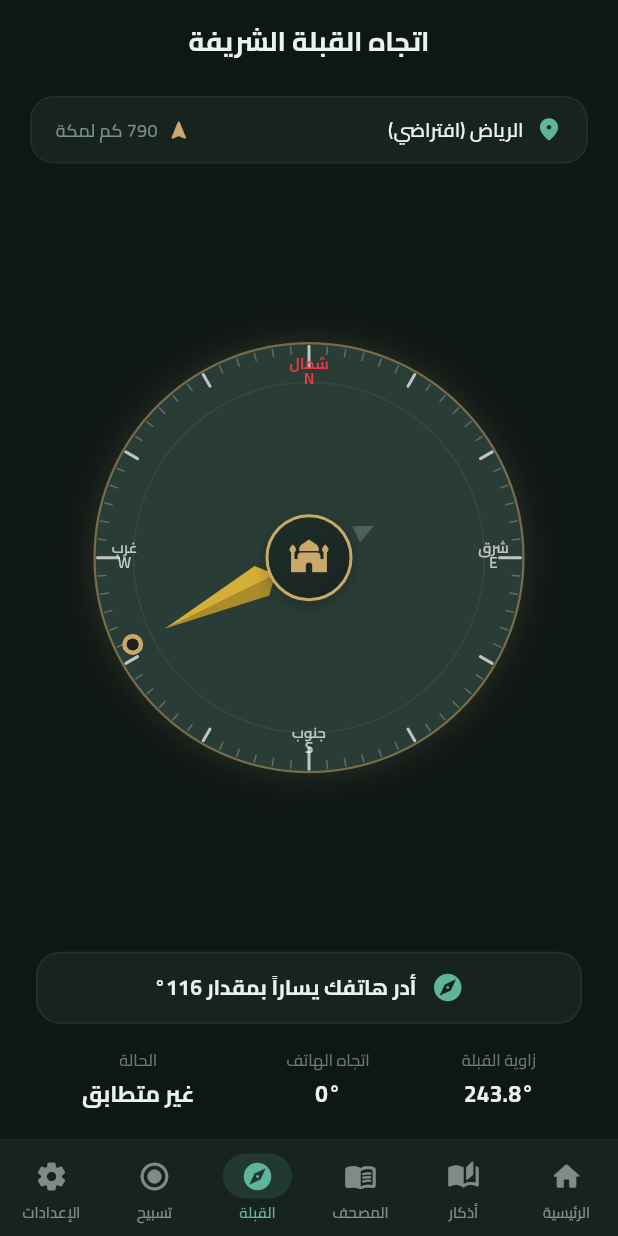
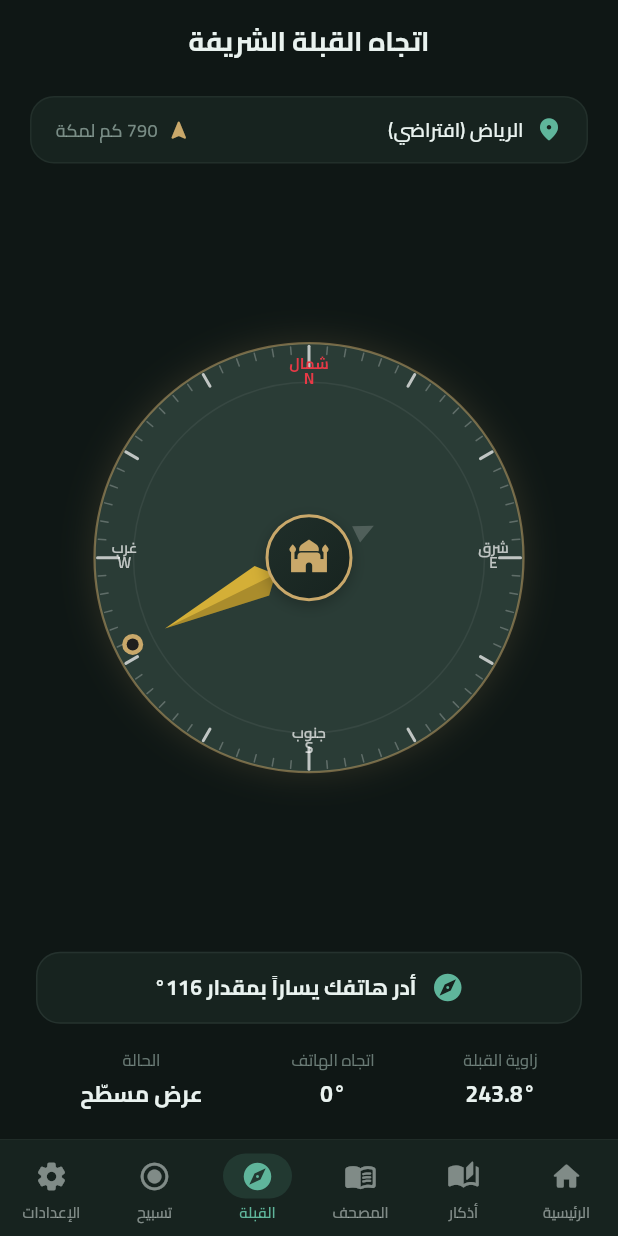
Before and after one commit to almhtrf111312/Sakina, a Flutter app: the SakinaShell screen opened directly, item 3 of the bottom bar chosen, on a phone screen of 412 x 824 dp. Run offline on Flutter 3.47's test engine with Material 3 defaults, Android fonts, the phone set to English and light mode, and no system bars; our stand-ins replace flutter_compass, flutter_local_notifications, flutter_riverpod, geolocator, permission_handler, shared_preferences and 1 more; accounts and stored records are empty; project files that could hold a hidden picture were left out.

Commit message:
Fix prayer, Azkar, Mushaf, compass and tasbih feedback (#18)

```diff
--- a/lib/features/home/widgets/hero_prayer_card.dart
+++ b/lib/features/home/widgets/hero_prayer_card.dart
@@ -4,7 +4,6 @@
 import 'dart:async';
 import 'package:flutter/material.dart';
 import 'package:flutter_riverpod/flutter_riverpod.dart';
-import 'package:intl/intl.dart' hide TextDirection;
 
 import '../../../core/theme/app_colors.dart';
 import '../../../core/utils/date_utils.dart';
@@ -183,9 +182,7 @@ class _LiveClockState extends ConsumerState<_LiveClock> {
     final settings = ref.watch(appSettingsProvider);
     final isDark = Theme.of(context).brightness == Brightness.dark;
     final primary = isDark ? AppColors.nightPrimary : AppColors.dayPrimary;
-    final sub = isDark ? AppColors.nightTextSecondary : AppColors.dayTextSecondary;
     String two(int n) => n.toString().padLeft(2, '0');
-    final date = DateFormat('EEEE، d MMMM yyyy', 'ar').format(_now);
     return Column(
       children: [
         Row(
@@ -217,8 +214,6 @@ class _LiveClockState extends ConsumerState<_LiveClock> {
             ),
           ],
         ),
-        Text(date,
-            style: TextStyle(fontFamily: 'Cairo', fontSize: 13, color: sub)),
       ],
     );
   }
--- a/lib/features/qibla/qibla_screen.dart
+++ b/lib/features/qibla/qibla_screen.dart
@@ -26,7 +26,8 @@ class _QiblaScreenState extends ConsumerState<QiblaScreen>
   StreamSubscription<CompassEvent>? _compassSubscription;
   StreamSubscription<dynamic>? _tiltSubscription;
   static const _tiltChannel = EventChannel('com.sakina.app/device_tilt');
-  double? _tiltDegrees;
+  bool _upright = false;
+  double? _uprightHeading;
 
   double _deviceHeading = 0.0;
   double _qiblaBearing = 135.0; // Default calculated bearing
@@ -53,11 +54,13 @@ class _QiblaScreenState extends ConsumerState<QiblaScreen>
       duration: const Duration(seconds: 3),
     );
     _headingController = AnimationController.unbounded(vsync: this);
-    _tiltSubscription = _tiltChannel.receiveBroadcastStream().listen((angle) {
-      if (mounted && angle is num && (_tiltDegrees == null ||
-          (angle.toDouble() - _tiltDegrees!).abs() > 3)) {
-        setState(() => _tiltDegrees = angle.toDouble());
-      }
+    _tiltSubscription = _tiltChannel.receiveBroadcastStream().listen((event) {
+      if (!mounted || event is! Map) return;
+      final tilt = (event['tilt'] as num?)?.toDouble();
+      _uprightHeading = (event['uprightHeading'] as num?)?.toDouble();
+      if (tilt == null) return;
+      final upright = _upright ? tilt < 35 : tilt < 25;
+      if (upright != _upright) setState(() => _upright = upright);
     }, onError: (_) {});
 
     _initLocationAndCompass();
@@ -154,7 +157,7 @@ class _QiblaScreenState extends ConsumerState<QiblaScreen>
       final nowMs = DateTime.now().millisecondsSinceEpoch;
       if (nowMs - _lastUiMs < 50) return;
 
-      final heading = event.heading;
+      final heading = (_upright ? _uprightHeading : null) ?? event.heading;
       if (heading == null) {
         if (_hasSensor) setState(() => _hasSensor = false);
         return;
@@ -340,36 +343,13 @@ class _QiblaScreenState extends ConsumerState<QiblaScreen>
             else if (_lowAccuracy)
               _buildCalibrationGraphic(theme),
 
-            if (_tiltDegrees != null && _tiltDegrees! > 25)
-              Padding(
-                padding: const EdgeInsets.symmetric(horizontal: 20, vertical: 4),
-                child: Semantics(
-                  label: 'ارفع الهاتف حتى يصبح عمودياً لاستخدام البوصلة بدقة',
-                  child: Card(
-                    color: theme.colorScheme.primaryContainer,
-                    child: Padding(
-                      padding: const EdgeInsets.symmetric(horizontal: 12, vertical: 8),
-                      child: Row(
-                        mainAxisAlignment: MainAxisAlignment.center,
-                        children: [
-                          Icon(Icons.screen_rotation_rounded, color: theme.colorScheme.onPrimaryContainer),
-                          const SizedBox(width: 8),
-                          Flexible(child: Text('ارفع الهاتف عمودياً ↑  (${_tiltDegrees!.round()}° ميل)',
-                            style: TextStyle(fontFamily: AppConstants.fontCairo,
-                              color: theme.colorScheme.onPrimaryContainer))),
-                        ],
-                      ),
-                    ),
-                  ),
-                ),
-              ),
-
             // Main Compass View
             Expanded(
               child: Center(
                 child: AnimatedBuilder(
                   animation: _headingController,
                   builder: (context, _) => CompassWidget(
+                    upright: _upright,
                     heading: _headingController.value,
                     qiblaBearing: _qiblaBearing,
                     isAligned: _isAligned,
@@ -442,11 +422,11 @@ class _QiblaScreenState extends ConsumerState<QiblaScreen>
                   ),
                   _buildAngleCard(
                     title: 'اتجاه الهاتف',
-                    value: '${_deviceHeading.toStringAsFixed(0)}°',
+                    value: _hasSensor ? '${_deviceHeading.toStringAsFixed(0)}°' : '—',
                   ),
                   _buildAngleCard(
                     title: 'الحالة',
-                    value: _isAligned ? 'متطابق' : 'غير متطابق',
+                    value: _isAligned ? 'باتجاه القبلة' : _upright ? 'عرض منظور' : 'عرض مسطّح',
                     isHighlight: _isAligned,
                   ),
                 ],
--- a/lib/features/qibla/widgets/compass_widget.dart
+++ b/lib/features/qibla/widgets/compass_widget.dart
@@ -14,6 +14,7 @@ class CompassWidget extends StatelessWidget {
     required this.qiblaBearing,
     required this.isAligned,
     this.size = 280.0,
+    this.upright = false,
   });
 
   /// Device's current heading in degrees from true North (0..360)
@@ -27,6 +28,7 @@ class CompassWidget extends StatelessWidget {
 
   /// Diameter of the compass circle
   final double size;
+  final bool upright;
 
   @override
   Widget build(BuildContext context) {
@@ -41,6 +43,11 @@ class CompassWidget extends StatelessWidget {
     final qiblaPointerAngle = relativeQiblaDeg * (math.pi / 180.0);
 
     return Center(
+      child: Transform(
+        alignment: Alignment.center,
+        transform: Matrix4.identity()
+          ..setEntry(3, 2, 0.0015)
+          ..rotateX(upright ? 0.95 : 0),
         child: SizedBox(
           width: size,
           height: size,
@@ -103,6 +110,7 @@ class CompassWidget extends StatelessWidget {
               // Center hub with Kaaba indicator
               RepaintBoundary(child: _buildCenterHub(context, isDark)),
             ],
+          ),
         ),
       ),
     );
--- a/lib/main.dart
+++ b/lib/main.dart
@@ -1,5 +1,6 @@
 import 'dart:async';
 import 'package:flutter/material.dart';
+import 'package:flutter/foundation.dart' show defaultTargetPlatform, TargetPlatform;
 import 'package:flutter/services.dart';
 import 'package:flutter_riverpod/flutter_riverpod.dart';
 import 'package:flutter_localizations/flutter_localizations.dart';
@@ -16,6 +17,8 @@ import 'data/prayer/prayer_repository.dart';
 import 'data/settings/settings_repository.dart';
 import 'features/home/home_screen.dart';
 import 'features/azkar/azkar_screen.dart';
+import 'features/azkar/azkar_list_screen.dart';
+import 'domain/models/azkar_model.dart';
 import 'features/mushaf/mushaf_screen.dart';
 import 'features/qibla/qibla_screen.dart';
 import 'features/tasbih/tasbih_screen.dart';
@@ -239,6 +242,33 @@ class SakinaShell extends ConsumerStatefulWidget {
 
 class _SakinaShellState extends ConsumerState<SakinaShell>
     with TickerProviderStateMixin {
+  StreamSubscription<dynamic>? _azkarReminders;
+
+  @override
+  void initState() {
+    super.initState();
+    if (defaultTargetPlatform != TargetPlatform.android) return;
+    _azkarReminders = const EventChannel('com.sakina.app/azkar_reminders')
+        .receiveBroadcastStream().listen((event) {
+      if (event != 'morning' && event != 'evening') return;
+      final category = event == 'morning' ? AzkarCategory.morning : AzkarCategory.evening;
+      if (!mounted) return;
+      _onTabTapped(1);
+      Navigator.of(context).popUntil((route) => route.isFirst);
+      Navigator.of(context).push(MaterialPageRoute<void>(
+        builder: (_) => AzkarListScreen(category: category),
+      ));
+    }, onError: (Object error) {
+      debugPrint('Could not receive Azkar reminder: $error');
+    });
+  }
+
+  @override
+  void dispose() {
+    _azkarReminders?.cancel();
+    super.dispose();
+  }
+
   Widget _screenFor(int index) {
     switch (index) {
       case 1:
--- a/pubspec.yaml
+++ b/pubspec.yaml
@@ -1,7 +1,7 @@
 name: sakina
 description: Al Muadhin - المؤذن | Prayer Times, Quran, Azkar & Qibla
 publish_to: 'none'
-version: 1.2.14+17
+version: 1.2.15+18
 
 environment:
   sdk: '>=3.3.0 <4.0.0'
```
Also changed, not shown: lib/data/azkar/azkar_repository.dart (+9 -3 lines), lib/features/azkar/azkar_list_screen.dart (+7 -8 lines), lib/features/home/home_screen.dart (+7 -4 lines), lib/features/mushaf/mushaf_screen.dart (+14 -29 lines), lib/features/tasbih/tasbih_screen.dart (+37 -23 lines), 2 other files. Lines whose indentation alone changed are shown as unchanged.
